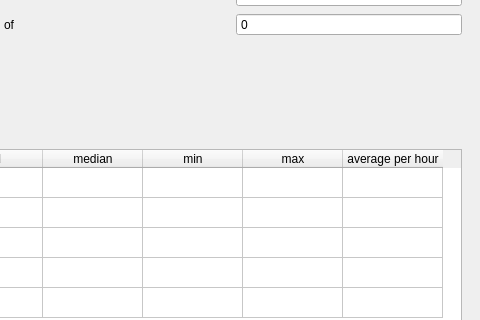
TUW-VieVS/VieSchedpp, file vieschedpp_analyser.ui: the form before one commit; both pictures show x 320 to 800 and y 189 to 509 of the 800 by 665 pixel window.
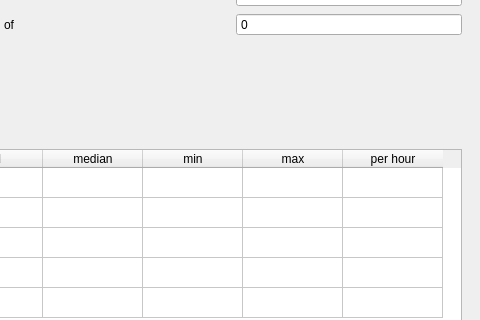
The form after the commit. Icons and pictures are not drawn.

Commit message: observing time chart more features

```diff
--- a/vieschedpp_analyser.ui
+++ b/vieschedpp_analyser.ui
@@ -583,7 +583,7 @@
           </column>
           <column>
            <property name="text">
-            <string>average per hour</string>
+            <string>per hour</string>
            </property>
           </column>
           <item row="0" column="0">
```
The commit also changes 2 other files.
